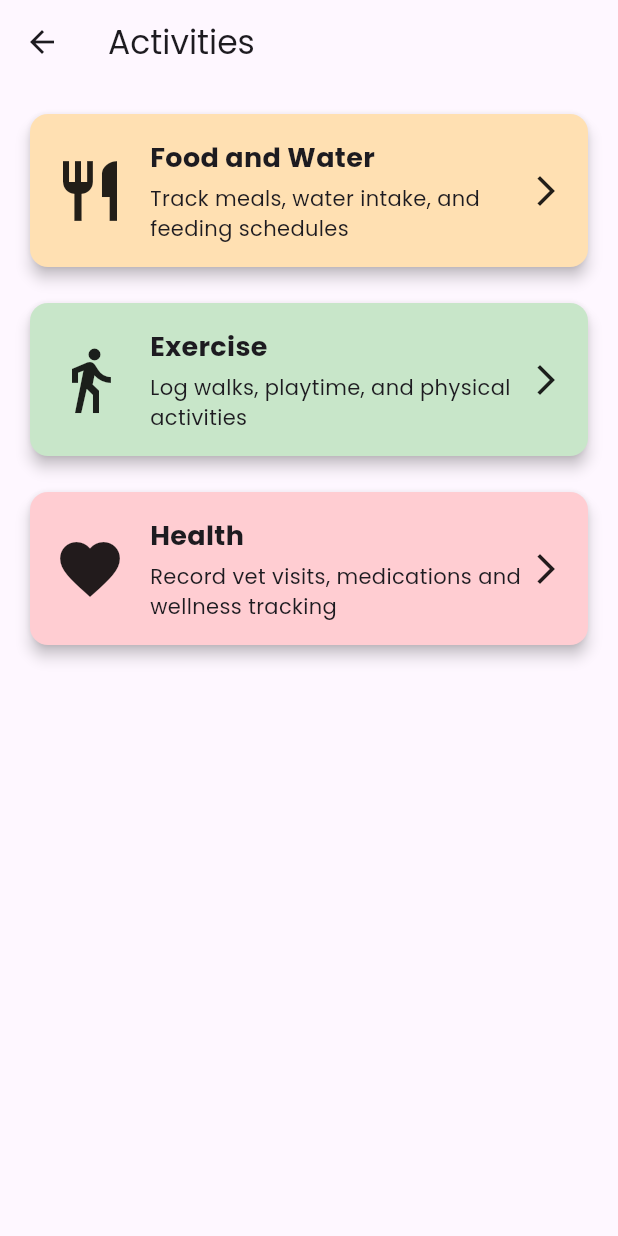
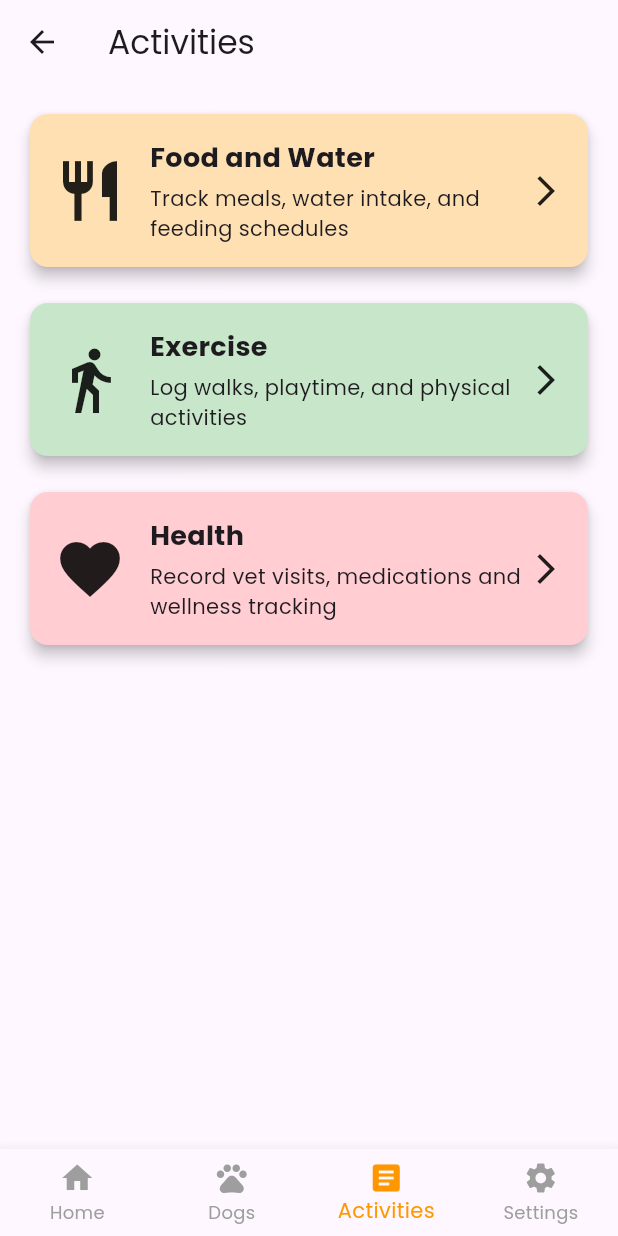
Before and after one commit to kaz-paolo/dog_tracker, a Flutter app: the ActivitiesScreen screen opened directly, on a phone screen of 412 x 824 dp. Run offline on Flutter 3.47's test engine with Material 3 defaults, Android fonts, the phone set to English and light mode, and no system bars; our stand-ins replace google_fonts, image_picker, shared_preferences; accounts and stored records are empty.

Commit message:
[Leanne] Connected all pages but settings is placeholder for now

```diff
--- a/lib/activities_screen.dart
+++ b/lib/activities_screen.dart
@@ -1,3 +1,4 @@
+import 'package:dog_tracker/custom_navbar.dart';
 import 'package:flutter/material.dart';
 import 'dog_list_manager.dart';
 import 'dog.dart';
@@ -24,8 +25,10 @@ class ActivityTask {
     return {
       'taskType': taskType,
       'dogName': dogName,
-      'date': '${date.year}-${date.month.toString().padLeft(2, '0')}-${date.day.toString().padLeft(2, '0')}',
-      'time': '${time.hour.toString().padLeft(2, '0')}:${time.minute.toString().padLeft(2, '0')}',
+      'date':
+          '${date.year}-${date.month.toString().padLeft(2, '0')}-${date.day.toString().padLeft(2, '0')}',
+      'time':
+          '${time.hour.toString().padLeft(2, '0')}:${time.minute.toString().padLeft(2, '0')}',
       'notes': notes,
       'isDone': isDone,
     };
@@ -117,6 +120,7 @@ class ActivitiesScreen extends StatelessWidget {
           ],
         ),
       ),
+      bottomNavigationBar: const CustomNavBar(currentIndex: 2),
     );
   }
 
@@ -253,7 +257,6 @@ class _ActivityDetailsScreenState extends State<ActivityDetailsScreen>
     }
   }
 
-
   void _calculateSummaryData() {
     if (dogs.isEmpty) return;
 
@@ -278,7 +281,8 @@ class _ActivityDetailsScreenState extends State<ActivityDetailsScreen>
       for (var task in tasks) {
         if (!summaryData.containsKey(task.dogName)) continue;
 
-      final taskDate = DateTime(task.date.year, task.date.month, task.date.day);
+        final taskDate =
+            DateTime(task.date.year, task.date.month, task.date.day);
         final isToday = taskDate.year == today.year &&
             taskDate.month == today.month &&
             taskDate.day == today.day;
@@ -298,8 +302,7 @@ class _ActivityDetailsScreenState extends State<ActivityDetailsScreen>
           );
 
           final lastFed = summaryData[task.dogName]['lastFed'];
-        if (lastFed == null ||
-            taskDateTime.isAfter(lastFed)) {
+          if (lastFed == null || taskDateTime.isAfter(lastFed)) {
             summaryData[task.dogName]['lastFed'] = taskDateTime;
           }
         }
@@ -353,9 +356,7 @@ class _ActivityDetailsScreenState extends State<ActivityDetailsScreen>
       ),
       body: Column(
         children: [
-
           _buildSummarySection(),
-
           Expanded(
             child: TabBarView(
               controller: _tabController,
@@ -422,7 +423,8 @@ class _ActivityDetailsScreenState extends State<ActivityDetailsScreen>
               child: Row(
                 children: [
                   Expanded(child: Text(dog.name)),
-                Text('${data['todayFeedings']} meals today • Last fed: $lastFedText'),
+                  Text(
+                      '${data['todayFeedings']} meals today • Last fed: $lastFedText'),
                 ],
               ),
             );
@@ -455,7 +457,8 @@ class _ActivityDetailsScreenState extends State<ActivityDetailsScreen>
               child: Row(
                 children: [
                   Expanded(child: Text(dog.name)),
-                Text('Total walks: ${data['totalWalks']} • Today: ${data['walkMinutesToday']} minutes'),
+                  Text(
+                      'Total walks: ${data['totalWalks']} • Today: ${data['walkMinutesToday']} minutes'),
                 ],
               ),
             );
@@ -497,6 +500,7 @@ Widget _buildHealthSummary() {
       ),
     );
   }
+
   void _updateTaskStatus(ActivityTask task, bool isDone) {
     setState(() {
       task.isDone = isDone;
@@ -519,30 +523,39 @@ Widget _buildHealthSummary() {
     // filtering
     List<ActivityTask> activityTypeTasks = [];
     if (widget.title == 'Food and Water') {
-      activityTypeTasks = tasks.where((task) =>
-        ['Feed', 'Water', 'Buy Food'].contains(task.taskType)).toList();
+      activityTypeTasks = tasks
+          .where(
+              (task) => ['Feed', 'Water', 'Buy Food'].contains(task.taskType))
+          .toList();
     } else if (widget.title == 'Exercise') {
-      activityTypeTasks = tasks.where((task) =>
-        ['Exercise', 'Walk', 'Play'].contains(task.taskType)).toList();
+      activityTypeTasks = tasks
+          .where((task) => ['Exercise', 'Walk', 'Play'].contains(task.taskType))
+          .toList();
     } else if (widget.title == 'Health') {
-      activityTypeTasks = tasks.where((task) =>
-        ['Vet Visit', 'Medication', 'Vaccination', 'Weigh'].contains(task.taskType)).toList();
+      activityTypeTasks = tasks
+          .where((task) => ['Vet Visit', 'Medication', 'Vaccination', 'Weigh']
+              .contains(task.taskType))
+          .toList();
     } else {
       activityTypeTasks = tasks;
     }
 
     //  filter by status
     if (status == 'Upcoming') {
-      filteredTasks = activityTypeTasks.where((task) =>
+      filteredTasks = activityTypeTasks
+          .where((task) =>
               !task.isDone &&
               (task.date.isAfter(now) ||
-         (task.date.year == now.year && task.date.month == now.month && task.date.day == now.day))
-      ).toList();
+                  (task.date.year == now.year &&
+                      task.date.month == now.month &&
+                      task.date.day == now.day)))
+          .toList();
     } else if (status == 'Overdue') {
-      filteredTasks = activityTypeTasks.where((task) =>
+      filteredTasks = activityTypeTasks
+          .where((task) =>
               !task.isDone &&
-        task.date.isBefore(DateTime(now.year, now.month, now.day))
-      ).toList();
+              task.date.isBefore(DateTime(now.year, now.month, now.day)))
+          .toList();
     } else if (status == 'Done') {
       filteredTasks = activityTypeTasks.where((task) => task.isDone).toList();
     }
@@ -566,7 +579,8 @@ Widget _buildHealthSummary() {
               crossAxisAlignment: CrossAxisAlignment.start,
               children: [
                 Text('Dog: ${task.dogName}'),
-                Text('Date: ${task.date.year}-${task.date.month.toString().padLeft(2, '0')}-${task.date.day.toString().padLeft(2, '0')} at ${task.time.format(context)}'),
+                Text(
+                    'Date: ${task.date.year}-${task.date.month.toString().padLeft(2, '0')}-${task.date.day.toString().padLeft(2, '0')} at ${task.time.format(context)}'),
                 if (task.notes.isNotEmpty) Text('Notes: ${task.notes}'),
               ],
             ),
@@ -584,17 +598,27 @@ Widget _buildHealthSummary() {
 
   Widget _getIconForTaskType(String taskType) {
     switch (taskType) {
-      case 'Feed': return const Icon(Icons.restaurant);
-      case 'Water': return const Icon(Icons.local_drink);
-      case 'Buy Food': return const Icon(Icons.shopping_cart);
+      case 'Feed':
+        return const Icon(Icons.restaurant);
+      case 'Water':
+        return const Icon(Icons.local_drink);
+      case 'Buy Food':
+        return const Icon(Icons.shopping_cart);
       case 'Exercise':
-      case 'Walk': return const Icon(Icons.directions_walk);
-      case 'Play': return const Icon(Icons.toys);
-      case 'Vet Visit': return const Icon(Icons.medical_services);
-      case 'Medication': return const Icon(Icons.medication);
-      case 'Vaccination': return const Icon(Icons.vaccines);
-      case 'Weigh': return const Icon(Icons.monitor_weight);
-      default: return const Icon(Icons.pets);
+      case 'Walk':
+        return const Icon(Icons.directions_walk);
+      case 'Play':
+        return const Icon(Icons.toys);
+      case 'Vet Visit':
+        return const Icon(Icons.medical_services);
+      case 'Medication':
+        return const Icon(Icons.medication);
+      case 'Vaccination':
+        return const Icon(Icons.vaccines);
+      case 'Weigh':
+        return const Icon(Icons.monitor_weight);
+      default:
+        return const Icon(Icons.pets);
     }
   }
 
@@ -658,7 +682,8 @@ Widget _buildHealthSummary() {
                         if (pickedDate != null) {
                           setState(() {
                             selectedDate = pickedDate;
-                            _dateController.text = "${pickedDate.day}/${pickedDate.month}/${pickedDate.year}";
+                            _dateController.text =
+                                "${pickedDate.day}/${pickedDate.month}/${pickedDate.year}";
                           });
                         }
                       },
@@ -678,15 +703,18 @@ Widget _buildHealthSummary() {
                         if (pickedTime != null) {
                           setState(() {
                             selectedTime = pickedTime;
-                            _timeController.text = "${pickedTime.hour}:${pickedTime.minute.toString().padLeft(2, '0')}";
+                            _timeController.text =
+                                "${pickedTime.hour}:${pickedTime.minute.toString().padLeft(2, '0')}";
                           });
                         }
                       },
                     ),
-                    if (widget.title == 'Food and Water' && selectedTaskType == 'Feed')
+                    if (widget.title == 'Food and Water' &&
+                        selectedTaskType == 'Feed')
                       TextFormField(
                         controller: _amountController,
-                        decoration: const InputDecoration(labelText: 'Amount (g)'),
+                        decoration:
+                            const InputDecoration(labelText: 'Amount (g)'),
                         keyboardType: TextInputType.number,
                       ),
                     TextFormField(
@@ -704,10 +732,13 @@ Widget _buildHealthSummary() {
                 ),
                 TextButton(
                   onPressed: () {
-                    if (selectedDog == null || selectedTaskType == null ||
-                        selectedDate == null || selectedTime == null) {
+                    if (selectedDog == null ||
+                        selectedTaskType == null ||
+                        selectedDate == null ||
+                        selectedTime == null) {
                       ScaffoldMessenger.of(context).showSnackBar(
-                        const SnackBar(content: Text('Please fill all required fields')),
+                        const SnackBar(
+                            content: Text('Please fill all required fields')),
                       );
                       return;
                     }
@@ -807,14 +838,16 @@ Widget _buildHealthSummary() {
     );
   }
 
-  Widget _buildActivitySpecificFields(String? taskType, StateSetter setModalState) {
+  Widget _buildActivitySpecificFields(
+      String? taskType, StateSetter setModalState) {
     if (taskType == null) return const SizedBox.shrink();
 
     if (['Feed', 'Water'].contains(taskType)) {
       return TextFormField(
         controller: _amountController,
         decoration: InputDecoration(
-          labelText: taskType == 'Feed' ? 'Amount (cups/grams)' : 'Water Amount (ml)',
+          labelText:
+              taskType == 'Feed' ? 'Amount (cups/grams)' : 'Water Amount (ml)',
         ),
         keyboardType: TextInputType.number,
       );
@@ -828,7 +861,8 @@ Widget _buildHealthSummary() {
           ),
           TextFormField(
             controller: _distanceController,
-            decoration: const InputDecoration(labelText: 'Distance (km, optional)'),
+            decoration:
+                const InputDecoration(labelText: 'Distance (km, optional)'),
             keyboardType: const TextInputType.numberWithOptions(decimal: true),
           ),
         ],
--- /dev/null
+++ b/lib/custom_navbar.dart
@@ -0,0 +1,44 @@
+import 'package:flutter/material.dart';
+
+class CustomNavBar extends StatelessWidget {
+  final int currentIndex;
+
+  const CustomNavBar({
+    Key? key,
+    required this.currentIndex,
+  }) : super(key: key);
+
+  void _onItemTapped(BuildContext context, int index) {
+    switch (index) {
+      case 0:
+        Navigator.pushReplacementNamed(context, '/home');
+        break;
+      case 1:
+        Navigator.pushReplacementNamed(context, '/dogs');
+        break;
+      case 2:
+        Navigator.pushReplacementNamed(context, '/activities');
+        break;
+      case 3:
+        Navigator.pushReplacementNamed(context, '/settings');
+        break;
+    }
+  }
+
+  @override
+  Widget build(BuildContext context) {
+    return BottomNavigationBar(
+      selectedItemColor: Colors.orange,
+      unselectedItemColor: Colors.grey,
+      currentIndex: currentIndex,
+      onTap: (index) => _onItemTapped(context, index),
+      type: BottomNavigationBarType.fixed,
+      items: const [
+        BottomNavigationBarItem(icon: Icon(Icons.home), label: 'Home'),
+        BottomNavigationBarItem(icon: Icon(Icons.pets), label: 'Dogs'),
+        BottomNavigationBarItem(icon: Icon(Icons.article), label: 'Activities'),
+        BottomNavigationBarItem(icon: Icon(Icons.settings), label: 'Settings'),
+      ],
+    );
+  }
+}
```
Also changed, not shown: lib/dog_list_screen.dart (+2 -21 lines), lib/home_screen.dart (+2 -17 lines), lib/main.dart (+8 -46 lines). Lines whose indentation alone changed are shown as unchanged.
